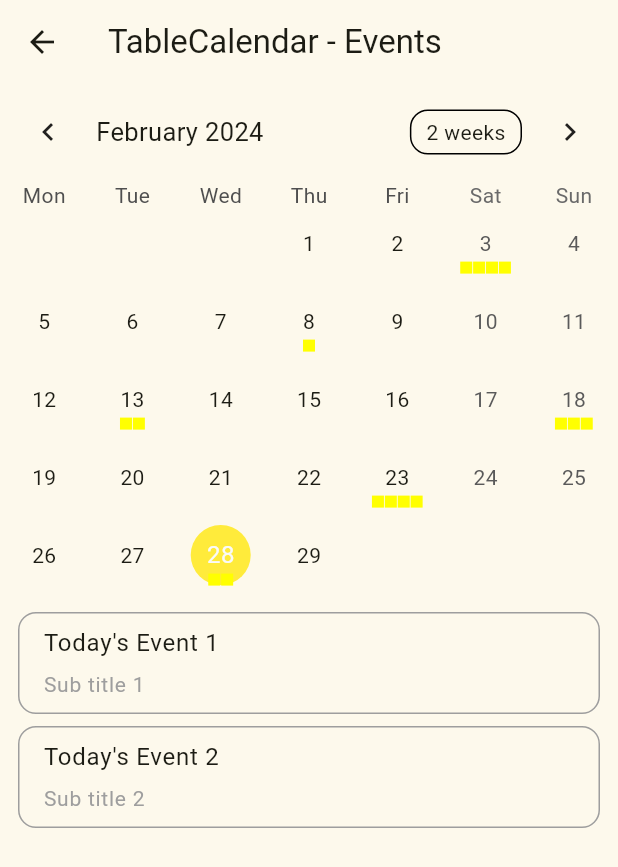
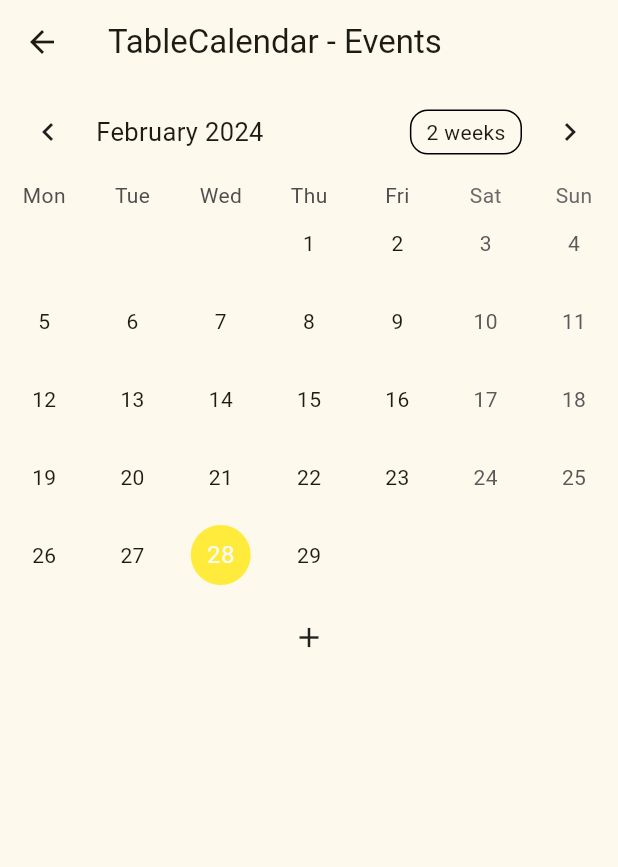
Before and after one commit to Prabal23/calendar_project, a Flutter app: the screen it shows after launch, after a tap on "Events", on a phone screen of 412 x 824 dp. Shown: the top 867 px of the screen. Run offline on Flutter 3.47's test engine with Material 3 defaults, Android fonts, the phone set to English and light mode, and no system bars; drawn by our look-alikes of table_calendar.

Commit message:
calendar pages 28-02-24

```diff
--- a/lib/pages/events_example.dart
+++ b/lib/pages/events_example.dart
@@ -1,5 +1,7 @@
 // Copyright 2019 Aleksander Woźniak
 // SPDX-License-Identifier: Apache-2.0
+
+import 'dart:collection';
 
 import 'package:flutter/material.dart';
 import 'package:table_calendar/table_calendar.dart';
@@ -20,6 +22,7 @@ class _TableEventsExampleState extends State<TableEventsExample> {
   DateTime? _selectedDay;
   DateTime? _rangeStart;
   DateTime? _rangeEnd;
+  List<Event> eventList = [];
 
   @override
   void initState() {
@@ -125,6 +128,21 @@ class _TableEventsExampleState extends State<TableEventsExample> {
             },
           ),
           const SizedBox(height: 8.0),
+          GestureDetector(
+            onTap: () {
+              setState(() {
+                eventList.add(Event("Title 1", "Sub Title 1"));
+                addToEventLIst(_selectedDay!, eventList);
+              });
+            },
+            child: const Padding(
+              padding: EdgeInsets.all(10.0),
+              child: Icon(
+                Icons.add,
+                size: 22,
+              ),
+            ),
+          ),
           Expanded(
             child: ValueListenableBuilder<List<Event>>(
               valueListenable: _selectedEvents,
@@ -146,7 +164,7 @@ class _TableEventsExampleState extends State<TableEventsExample> {
                         title: Column(
                           crossAxisAlignment: CrossAxisAlignment.start,
                           children: [
-                            Text('${value[index].title}'),
+                            Text('${value[index].title} ${index + 1}'),
                             SizedBox(
                               height: 5,
                             ),
--- a/lib/utils.dart
+++ b/lib/utils.dart
@@ -22,23 +22,26 @@ class Event {
 final kEvents = LinkedHashMap<DateTime, List<Event>>(
   equals: isSameDay,
   hashCode: getHashCode,
-)..addAll(_kEventSource);
+);
 
-final _kEventSource = Map.fromIterable(List.generate(50, (index) => index),
-    key: (item) => DateTime.utc(kFirstDay.year, kFirstDay.month, item * 5),
-    value: (item) {
-      print("item - $item ${4 + 1} ${item % 4 + 1}");
-      return List.generate(
-          item % 4 + 1,
-          (index) =>
-              Event('Event $item | ${index + 1}', "Sub title ${index + 1}"));
-    })
-  ..addAll({
-    kToday: [
-      Event('Today\'s Event 1', "Sub title 1"),
-      Event('Today\'s Event 2', "Sub title 2"),
-    ],
-  });
+addToEventLIst(DateTime dateTime, List<Event> eventList) {
+  final _kEventSource =
+      Map.fromIterable(List.generate(eventList.length, (index) => index),
+          key: (item) => dateTime,
+          value: (item) {
+            return List.generate(
+                eventList.length,
+                (index) => Event("${eventList[index].title}",
+                    "${eventList[index].subTitle}"));
+          });
+  kEvents.addAll(_kEventSource);
+  // ..addAll({
+  //   kToday: [
+  //     Event('Today\'s Event 1', "Sub title 1"),
+  //     Event('Today\'s Event 2', "Sub title 2"),
+  //   ],
+  // });
+}
 
 int getHashCode(DateTime key) {
   return key.day * 1000000 + key.month * 10000 + key.year;
```
